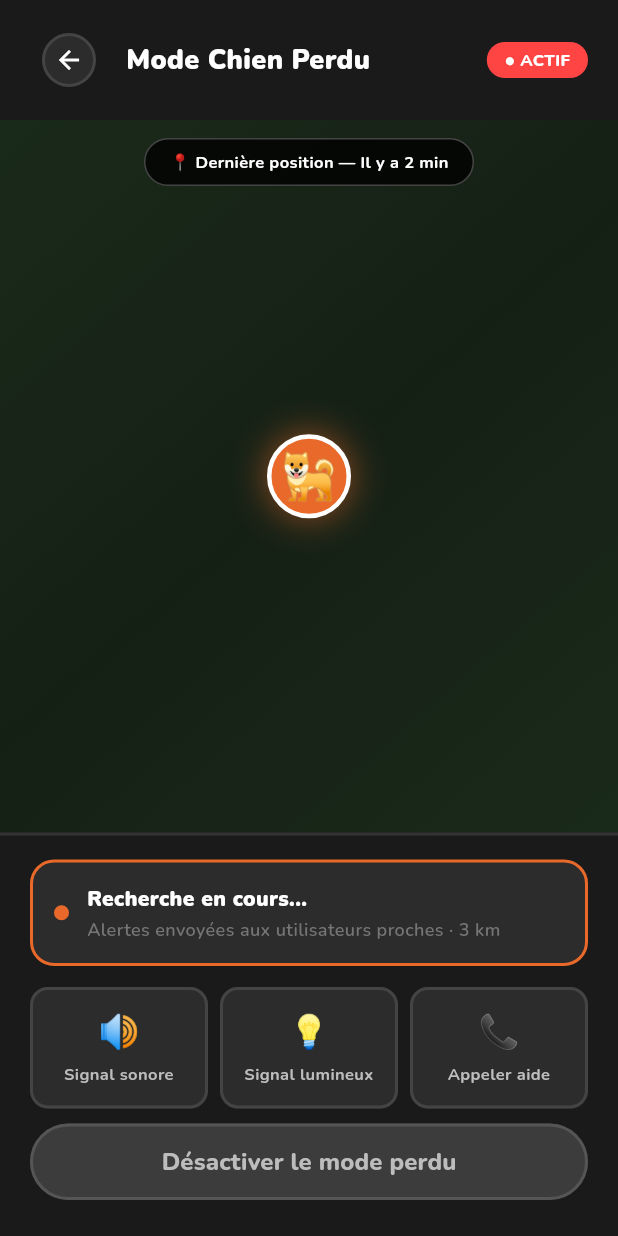
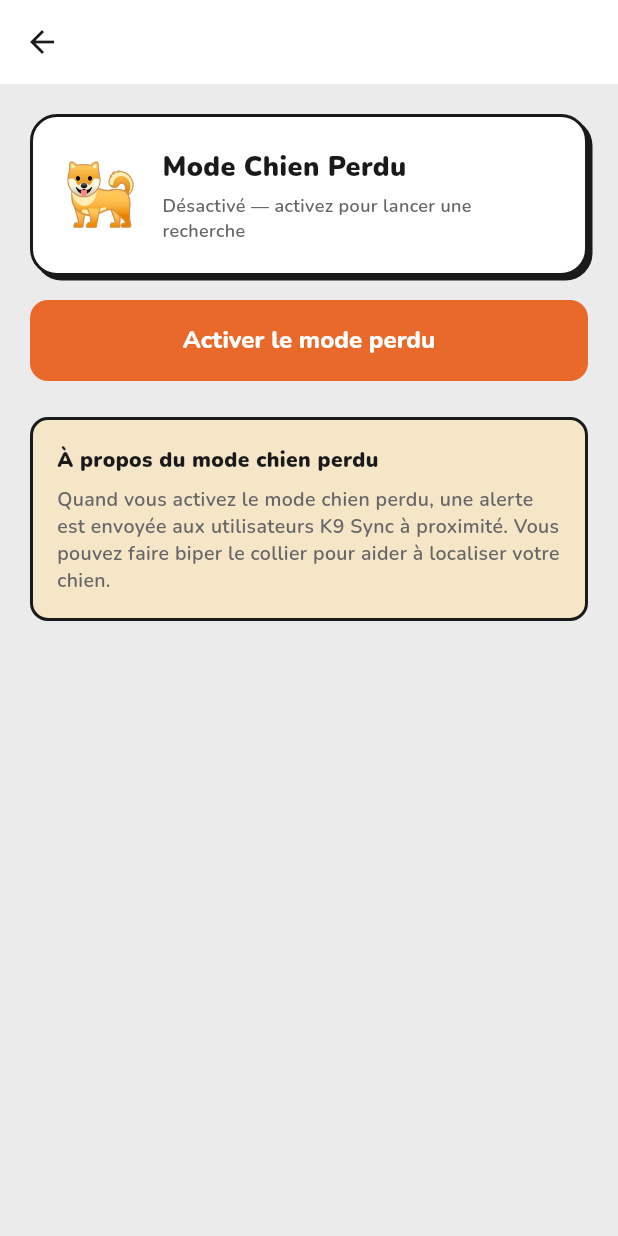
Before and after one commit to Lunasphys/K9-Sync, a Flutter app: the LostModeScreen screen opened by its route, on a phone screen of 412 x 824 dp. Run offline on Flutter 3.47's test engine with Material 3 defaults, Android fonts, the phone set to English and light mode, and no system bars; our stand-ins replace cloud_firestore, dio, equatable, firebase_auth, firebase_core, fl_chart and 11 more; missing offline and left inert: mqtt_client; accounts and stored records are empty.

Commit message:
feat: Mode chien perdu (toggle + biper) et tests unitaires
- lost_mode_screen: ConsumerStatefulWidget, lostModeProvider, carte état
  rouge/bleu, bouton Activer/Désactiver, Faire biper (MQTT), animation pulse
- pubspec: mocktail ^1.0.4 (dev_dependencies)
- test/application/auth/login_use_case_test.dart (LoginUseCase + mock repo)
- test/domain/health/health_anomaly_test.dart (seuils FC/temp)
- test/infrastructure/repositories/dog_repository_test.dart (mapping JSON POST /dogs)

Made-with: Cursor

```diff
--- a/lib/presentation/screens/map/lost_mode_screen.dart
+++ b/lib/presentation/screens/map/lost_mode_screen.dart
@@ -1,192 +1,130 @@
 import 'package:flutter/material.dart';
+import 'package:flutter_riverpod/flutter_riverpod.dart';
 import 'package:go_router/go_router.dart';
 import 'package:k9sync/core/theme/app_theme.dart';
+import 'package:k9sync/domain/interfaces/services/i_mqtt_service.dart';
+import 'package:k9sync/injection.dart';
+import 'package:k9sync/presentation/providers/lost_mode_provider.dart';
 
-/// Mode Chien perdu (mockup) : fond sombre, carte, marqueur, actions sonore/lumineux.
-class LostModeScreen extends StatelessWidget {
+class LostModeScreen extends ConsumerStatefulWidget {
   const LostModeScreen({super.key});
 
-  static const Color _darkBg = Color(0xFF1A1A1A);
-  static const Color _darkCard = Color(0xFF2C2C2C);
-  static const Color _darkBorder = Color(0xFF444444);
+  @override
+  ConsumerState<LostModeScreen> createState() => _LostModeScreenState();
+}
+
+class _LostModeScreenState extends ConsumerState<LostModeScreen>
+    with SingleTickerProviderStateMixin {
+  static const _collarSerial = 'SIM001';
+
+  late final AnimationController _pulseController;
+  late final Animation<double> _pulseAnimation;
+
+  @override
+  void initState() {
+    super.initState();
+    _pulseController = AnimationController(
+      vsync: this,
+      duration: const Duration(milliseconds: 1200),
+    )..repeat(reverse: true);
+    _pulseAnimation = Tween<double>(begin: 0.75, end: 1.0).animate(
+      CurvedAnimation(parent: _pulseController, curve: Curves.easeInOut),
+    );
+  }
+
+  @override
+  void dispose() {
+    _pulseController.dispose();
+    super.dispose();
+  }
 
   @override
   Widget build(BuildContext context) {
+    final isActive = ref.watch(lostModeProvider);
+
+    if (isActive) {
+      _pulseController.repeat(reverse: true);
+    } else {
+      _pulseController.stop();
+      _pulseController.reset();
+    }
+
     return Scaffold(
-      backgroundColor: _darkBg,
-      body: SafeArea(
-        child: Column(
-          children: [
-            _buildHeader(context),
-            Expanded(
-              child: Stack(
-                children: [
-                  Container(
-                    decoration: const BoxDecoration(
-                      gradient: LinearGradient(
-                        begin: Alignment.topLeft,
-                        end: Alignment.bottomRight,
-                        colors: [
-                          Color(0xFF1a2a1a),
-                          Color(0xFF152015),
-                          Color(0xFF1a2a1a),
-                        ],
+      backgroundColor: AppColors.bg,
+      appBar: AppBar(
+        backgroundColor: AppColors.cardBg,
+        surfaceTintColor: Colors.transparent,
+        leading: IconButton(
+          icon: const Icon(Icons.arrow_back),
+          onPressed: () => context.pop(),
+        ),
+        title: const Text(
+          'Mode Chien Perdu',
+          style: TextStyle(fontWeight: FontWeight.w900, fontSize: 18),
         ),
       ),
-                  ),
-                  Positioned(
-                    top: 12,
-                    left: 0,
-                    right: 0,
-                    child: Center(
-                      child: Container(
-                        padding: const EdgeInsets.symmetric(
-                            horizontal: 16, vertical: 7),
-                        decoration: BoxDecoration(
-                          color: Colors.black.withOpacity(0.8),
-                          border: Border.all(color: _darkBorder),
-                          borderRadius: BorderRadius.circular(20),
-                        ),
-                        child: const Text(
-                          '📍 Dernière position — Il y a 2 min',
-                          style: TextStyle(
-                            fontSize: 11,
-                            fontWeight: FontWeight.w700,
-                            color: Colors.white,
-                          ),
-                        ),
-                      ),
-                    ),
-                  ),
-                  Center(
-                    child: Column(
-                      mainAxisSize: MainAxisSize.min,
+      body: SafeArea(
+        child: ListView(
+          padding: const EdgeInsets.all(20),
           children: [
-                        Container(
-                          width: 56,
-                          height: 56,
-                          decoration: BoxDecoration(
-                            color: AppColors.orange,
-                            border: Border.all(color: Colors.white, width: 3),
-                            shape: BoxShape.circle,
-                            boxShadow: [
-                              BoxShadow(
-                                color: AppColors.orange.withOpacity(0.6),
-                                blurRadius: 20,
-                              ),
+            _buildStatusCard(isActive),
+            const SizedBox(height: 16),
+            _buildToggleButton(isActive),
+            if (isActive) ...[
+              const SizedBox(height: 12),
+              _buildBeepButton(),
             ],
-                          ),
-                          child: const Center(
-                              child:
-                                  Text('🐕', style: TextStyle(fontSize: 30))),
-                        ),
-                      ],
-                    ),
-                  ),
-                ],
-              ),
-            ),
-            _buildBottomPanel(context),
+            const SizedBox(height: 24),
+            _buildInfoCard(),
           ],
         ),
       ),
     );
   }
 
-  Widget _buildHeader(BuildContext context) {
-    return Padding(
-      padding: const EdgeInsets.symmetric(horizontal: 20, vertical: 14),
-      child: Row(
-        children: [
-          IconButton(
-            icon: Container(
-              width: 36,
-              height: 36,
+  Widget _buildStatusCard(bool isActive) {
+    if (isActive) {
+      return AnimatedBuilder(
+        animation: _pulseAnimation,
+        builder: (context, child) {
+          return Opacity(
+            opacity: _pulseAnimation.value,
+            child: child,
+          );
+        },
+        child: Container(
+          padding: const EdgeInsets.all(20),
           decoration: BoxDecoration(
-                color: _darkCard,
-                border: Border.all(color: _darkBorder, width: 2),
-                shape: BoxShape.circle,
-              ),
-              child: const Icon(Icons.arrow_back, color: Colors.white, size: 20),
-            ),
-            onPressed: () => context.pop(),
-          ),
-          const SizedBox(width: 12),
-          const Expanded(
-            child: Text(
-              'Mode Chien Perdu',
-              style: TextStyle(
-                fontSize: 18,
-                fontWeight: FontWeight.w900,
-                color: Colors.white,
-              ),
-            ),
-          ),
-          Container(
-            padding: const EdgeInsets.symmetric(horizontal: 12, vertical: 4),
-            decoration: BoxDecoration(
-              color: const Color(0xFFFF4444),
-              borderRadius: BorderRadius.circular(20),
-            ),
-            child: const Text(
-              '● ACTIF',
-              style: TextStyle(
-                fontSize: 11,
-                fontWeight: FontWeight.w800,
-                color: Colors.white,
-              ),
-            ),
-          ),
-        ],
-      ),
-    );
-  }
-
-  Widget _buildBottomPanel(BuildContext context) {
-    return Container(
-      padding: const EdgeInsets.fromLTRB(20, 16, 20, 24),
-      decoration: BoxDecoration(
-        color: _darkBg,
-        border: Border(top: BorderSide(color: const Color(0xFF333333), width: 2)),
-      ),
-      child: Column(
-        children: [
-          Container(
-            padding: const EdgeInsets.all(14),
-            decoration: BoxDecoration(
-              color: _darkCard,
-              border: Border.all(color: AppColors.orange, width: 2),
-              borderRadius: BorderRadius.circular(16),
+            color: AppColors.redLight,
+            border: Border.all(color: AppColors.redDanger, width: 2),
+            borderRadius: AppDimensions.borderRadius,
+            boxShadow: [AppDimensions.cardShadow],
           ),
           child: Row(
             children: [
-                Container(
-                  width: 10,
-                  height: 10,
-                  decoration: const BoxDecoration(
-                    color: AppColors.orange,
-                    shape: BoxShape.circle,
+              Text(
+                '🚨',
+                style: const TextStyle(fontSize: 40),
               ),
-                ),
-                const SizedBox(width: 12),
+              const SizedBox(width: 16),
               Expanded(
                 child: Column(
                   crossAxisAlignment: CrossAxisAlignment.start,
                   children: [
-                      const Text(
-                        'Recherche en cours...',
+                    Text(
+                      'Mode Chien Perdu ACTIF',
                       style: TextStyle(
-                          fontSize: 14,
+                        fontSize: 18,
                         fontWeight: FontWeight.w900,
-                          color: Colors.white,
+                        color: AppColors.redDanger,
                       ),
                     ),
-                      const SizedBox(height: 2),
+                    const SizedBox(height: 4),
                     Text(
-                        'Alertes envoyées aux utilisateurs proches · 3 km',
+                      'Recherche en cours — alertes envoyées aux utilisateurs proches',
                       style: TextStyle(
                         fontSize: 12,
-                          color: Colors.grey.shade600,
+                        color: AppColors.textMuted,
                         fontWeight: FontWeight.w600,
                       ),
                     ),
@@ -196,37 +134,43 @@ class LostModeScreen extends StatelessWidget {
             ],
           ),
         ),
-          const SizedBox(height: 14),
-          Row(
+      );
+    }
+
+    return Container(
+      padding: const EdgeInsets.all(20),
+      decoration: BoxDecoration(
+        color: AppColors.cardBg,
+        border: Border.all(color: AppColors.border, width: 2),
+        borderRadius: AppDimensions.borderRadius,
+        boxShadow: [AppDimensions.cardShadow],
+      ),
+      child: Row(
         children: [
+          const Text('🐕', style: TextStyle(fontSize: 40)),
+          const SizedBox(width: 16),
           Expanded(
-                  child: _actionCard(
-                      emoji: '🔊', label: 'Signal sonore', onTap: () {})),
-              const SizedBox(width: 8),
-              Expanded(
-                  child: _actionCard(
-                      emoji: '💡', label: 'Signal lumineux', onTap: () {})),
-              const SizedBox(width: 8),
-              Expanded(
-                  child:
-                      _actionCard(emoji: '📞', label: 'Appeler aide', onTap: () {})),
-            ],
-          ),
-          const SizedBox(height: 10),
-          SizedBox(
-            width: double.infinity,
-            child: TextButton(
-              onPressed: () => context.pop(),
-              style: TextButton.styleFrom(
-                backgroundColor: const Color(0xFF3C3C3C),
-                foregroundColor: Colors.grey.shade400,
-                padding: const EdgeInsets.symmetric(vertical: 14),
-                shape: RoundedRectangleBorder(
-                  borderRadius: BorderRadius.circular(50),
-                  side: const BorderSide(color: Color(0xFF555555), width: 2),
+            child: Column(
+              crossAxisAlignment: CrossAxisAlignment.start,
+              children: [
+                Text(
+                  'Mode Chien Perdu',
+                  style: TextStyle(
+                    fontSize: 18,
+                    fontWeight: FontWeight.w900,
+                    color: AppColors.text,
                   ),
                 ),
-              child: const Text('Désactiver le mode perdu'),
+                const SizedBox(height: 4),
+                Text(
+                  'Désactivé — activez pour lancer une recherche',
+                  style: TextStyle(
+                    fontSize: 12,
+                    color: AppColors.textMuted,
+                    fontWeight: FontWeight.w600,
+                  ),
+                ),
+              ],
             ),
           ),
         ],
@@ -234,37 +178,84 @@ class LostModeScreen extends StatelessWidget {
     );
   }
 
-  Widget _actionCard(
-      {required String emoji, required String label, required VoidCallback onTap}) {
-    return Material(
-      color: _darkCard,
-      borderRadius: AppDimensions.borderRadiusSm,
-      child: InkWell(
-        onTap: onTap,
-        borderRadius: AppDimensions.borderRadiusSm,
-        child: Container(
-          padding: const EdgeInsets.symmetric(vertical: 12),
-          decoration: BoxDecoration(
-            border: Border.all(color: _darkBorder, width: 2),
-            borderRadius: AppDimensions.borderRadiusSm,
-          ),
-          child: Column(
-            children: [
-              Text(emoji, style: const TextStyle(fontSize: 22)),
-              const SizedBox(height: 6),
-              Text(
-                label,
-                textAlign: TextAlign.center,
-                style: TextStyle(
-                  fontSize: 11,
-                  color: Colors.grey.shade400,
-                  fontWeight: FontWeight.w700,
+  Widget _buildToggleButton(bool isActive) {
+    return SizedBox(
+      width: double.infinity,
+      child: ElevatedButton(
+        onPressed: () => ref.read(lostModeProvider.notifier).toggle(),
+        style: ElevatedButton.styleFrom(
+          backgroundColor: isActive ? AppColors.redDanger : AppColors.orange,
+          foregroundColor: Colors.white,
+          padding: const EdgeInsets.symmetric(vertical: 16),
+          shape: RoundedRectangleBorder(
+            borderRadius: BorderRadius.circular(AppDimensions.radiusSm),
           ),
         ),
-            ],
+        child: Text(
+          isActive ? 'Désactiver' : 'Activer le mode perdu',
+          style: const TextStyle(
+            fontSize: 16,
+            fontWeight: FontWeight.w800,
           ),
         ),
       ),
     );
   }
+
+  Widget _buildBeepButton() {
+    return SizedBox(
+      width: double.infinity,
+      child: OutlinedButton.icon(
+        onPressed: () {
+          getIt<IMqttService>().publishBeep(_collarSerial, durationMs: 3000);
+        },
+        icon: const Icon(Icons.volume_up, size: 20),
+        label: const Text('Faire biper'),
+        style: OutlinedButton.styleFrom(
+          foregroundColor: AppColors.text,
+          side: const BorderSide(color: AppColors.border, width: 2),
+          padding: const EdgeInsets.symmetric(vertical: 14),
+          shape: RoundedRectangleBorder(
+            borderRadius: BorderRadius.circular(AppDimensions.radiusSm),
+          ),
+        ),
+      ),
+    );
   }
+
+  Widget _buildInfoCard() {
+    return Container(
+      padding: const EdgeInsets.all(16),
+      decoration: BoxDecoration(
+        color: AppColors.cream,
+        border: Border.all(color: AppColors.border, width: 2),
+        borderRadius: AppDimensions.borderRadiusSm,
+      ),
+      child: Column(
+        crossAxisAlignment: CrossAxisAlignment.start,
+        children: [
+          Text(
+            'À propos du mode chien perdu',
+            style: TextStyle(
+              fontSize: 14,
+              fontWeight: FontWeight.w900,
+              color: AppColors.text,
+            ),
+          ),
+          const SizedBox(height: 8),
+          Text(
+            'Quand vous activez le mode chien perdu, une alerte est envoyée aux '
+            'utilisateurs K9 Sync à proximité. Vous pouvez faire biper le collier '
+            'pour aider à localiser votre chien.',
+            style: TextStyle(
+              fontSize: 13,
+              color: AppColors.textMuted,
+              fontWeight: FontWeight.w600,
+              height: 1.4,
+            ),
+          ),
+        ],
+      ),
+    );
+  }
+}
--- a/pubspec.yaml
+++ b/pubspec.yaml
@@ -91,6 +91,7 @@ dependencies:
 dev_dependencies:
   flutter_test:
     sdk: flutter
+  mocktail: ^1.0.4
   flutter_lints: ^6.0.0
   build_runner: ^2.4.14
   freezed: ^2.5.7
```
Also changed, not shown: pubspec.lock, 3 other files. Lines whose indentation alone changed are shown as unchanged.
